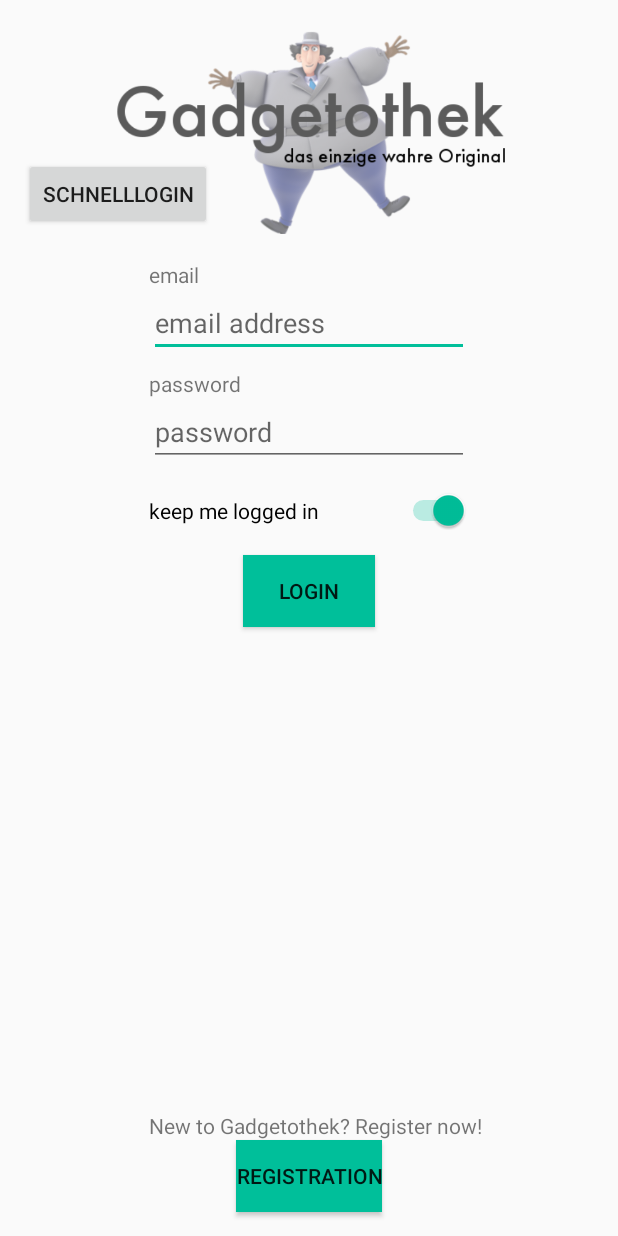
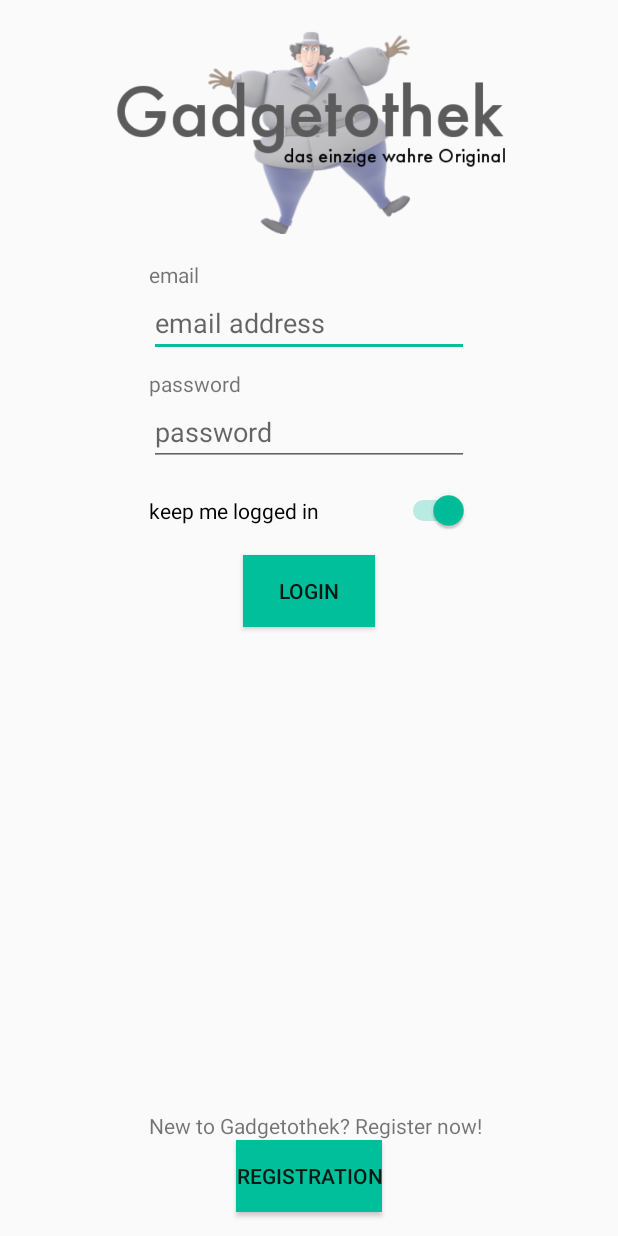
Before and after one commit to Kasacka/mgeminiproject, an Android app: the screen it shows after launch (LoginActivity), after a tap on "keep me logged in", on a phone screen of 412 x 824 dp. Run offline under Robolectric (Android 15) with nearby library versions, the phone set to English and light mode, and no system bars.

Commit message:
fast login button removed

```diff
--- a/Miniprojekt-App/Miniproject/app/src/main/java/ch/kananga/miniproject/ui/LoginActivity.java
+++ b/Miniprojekt-App/Miniproject/app/src/main/java/ch/kananga/miniproject/ui/LoginActivity.java
@@ -20,7 +20,6 @@ public class LoginActivity extends BaseActivity implements View.OnClickListener
     private EditText usernameText;
     private EditText passwordText;
     private Button loginRegistrationButton;
-    private Button fastLoginButton;
     private SharedPreferences settings;
 
     @Override
@@ -38,9 +37,6 @@ public class LoginActivity extends BaseActivity implements View.OnClickListener
 
         loginRegistrationButton = (Button) findViewById(R.id.loginRegistrationButton);
         loginRegistrationButton.setOnClickListener(this);
-
-        fastLoginButton = (Button) findViewById(R.id.fast_login_button);
-        fastLoginButton.setOnClickListener(this);
 
         settings = getSharedPreferences(getString(R.string.settings), MODE_PRIVATE);
         if (settings.getString(getString(R.string.serverAddress), null) == null) {
@@ -65,25 +61,9 @@ public class LoginActivity extends BaseActivity implements View.OnClickListener
             onLoginRegistrationButtonClick();
         }else if (view == keepLoggedIn) {
             onLoginKeepLoggedInButtonClick();
-        } else if (view == fastLoginButton) {
-            onFastLoginButtonClick();
         } else {
             throw new AssertionError("event handler not implemented");
         }
-    }
-
-    private void onFastLoginButtonClick() {
-        LibraryService.login("joel.egger@hsr.ch", "test", new Callback<Boolean>() {
-            @Override
-            public void onCompletion(Boolean input) {
-                showToast("Login successful");
-            }
-
-            @Override
-            public void onError(String message) {
-                showToast(message);
-            }
-        });
     }
 
     private void onLoginRegistrationButtonClick() {
--- a/Miniprojekt-App/Miniproject/app/src/main/res/layout/activity_login.xml
+++ b/Miniprojekt-App/Miniproject/app/src/main/res/layout/activity_login.xml
@@ -105,14 +105,5 @@
             android:layout_alignParentBottom="true"
             android:layout_centerHorizontal="true"/>
 
-        <Button
-            android:id="@+id/fast_login_button"
-            android:layout_width="wrap_content"
-            android:layout_height="wrap_content"
-            android:layout_above="@+id/loginEmailLabel"
-            android:layout_alignParentLeft="true"
-            android:layout_alignParentStart="true"
-            android:layout_marginBottom="20dp"
-            android:text="Schnelllogin" />
     </RelativeLayout>
 </android.support.design.widget.CoordinatorLayout>
```
